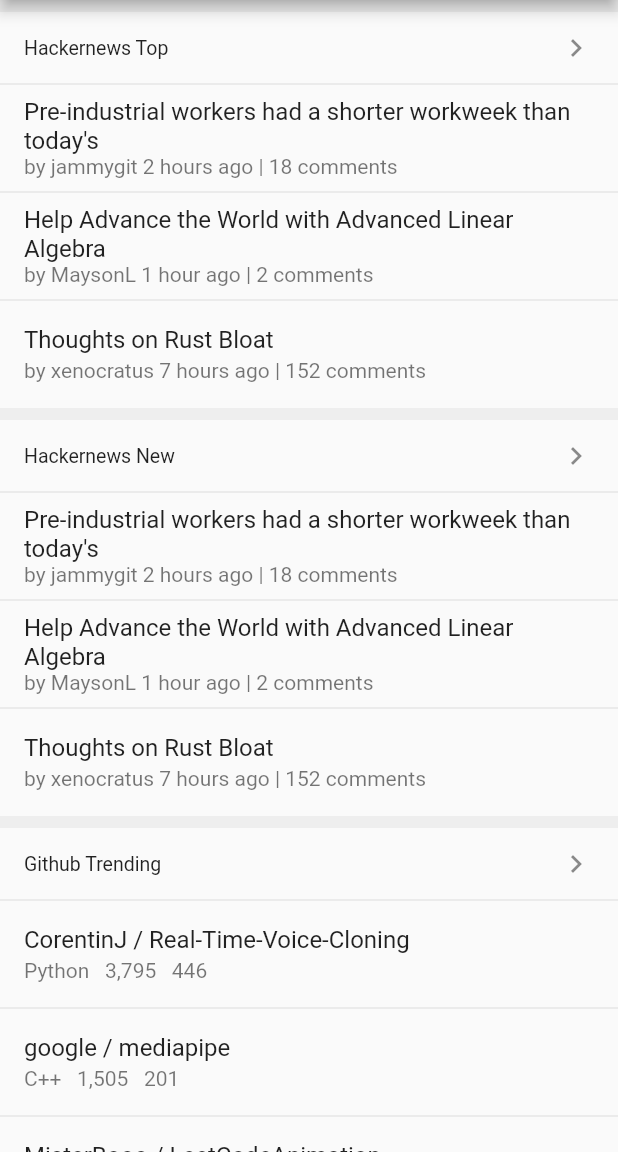
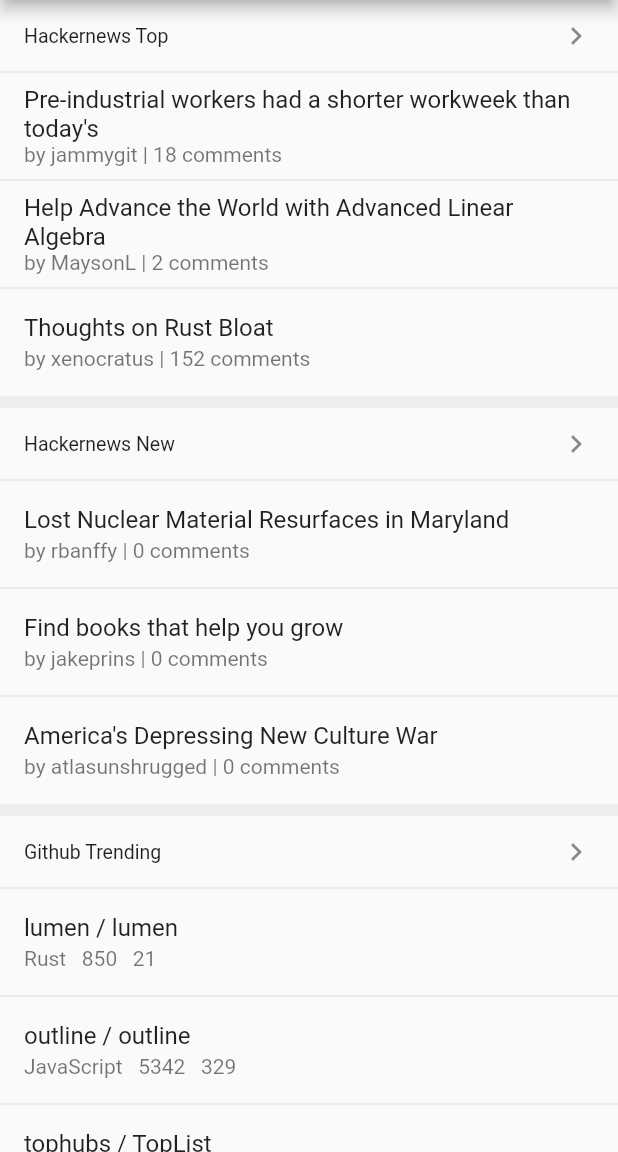
Before and after one commit to Rjiegit/gitme, a Flutter app: the MainPage screen opened by its route, on a phone screen of 412 x 824 dp, the part 84-1236 px from its top. Run offline on Flutter 3.47's test engine with Material 2 defaults, Android fonts, the phone set to English and light mode, and no system bars; our stand-ins replace flutter_progress_hud.

Commit message:
Refactor home page

```diff
--- a/lib/pages/home.dart
+++ b/lib/pages/home.dart
@@ -116,19 +116,92 @@ class MainPage extends StatelessWidget {
 }
 
 // 首頁
-class HomePage extends StatelessWidget {
+class HomePage extends StatefulWidget {
+  @override
+  _HomePageState createState() => _HomePageState();
+}
+
+class _HomePageState extends State<HomePage> {
+  final List hnTops = [
+    {
+      "by": "jammygit",
+      "descendants": 18,
+      "title": "Pre-industrial workers had a shorter workweek than today's",
+    },
+    {
+      "by": "MaysonL",
+      "descendants": 2,
+      "title": "Help Advance the World with Advanced Linear Algebra",
+    },
+    {
+      "by": "xenocratus",
+      "descendants": 152,
+      "title": "Thoughts on Rust Bloat",
+    },
+  ];
+
+  final List hnNews = [
+    {
+      "by": "rbanffy",
+      "descendants": 0,
+      "title": "Lost Nuclear Material Resurfaces in Maryland",
+    },
+    {
+      "by": "jakeprins",
+      "descendants": 0,
+      "title": "Find books that help you grow",
+    },
+    {
+      "by": "atlasunshrugged",
+      "descendants": 0,
+      "title": "America's Depressing New Culture War",
+    },
+  ];
+
+  final List ghTrends = [
+    {
+      "author": "lumen",
+      "name": "lumen",
+      "avatar": "https://github.com/lumen.png",
+      "url": "https://github.com/lumen/lumen",
+      "description":
+          "An alternative BEAM implementation, designed for WebAssembly",
+      "language": "Rust",
+      "languageColor": "#dea584",
+      "stars": 850,
+      "forks": 21,
+    },
+    {
+      "author": "outline",
+      "name": "outline",
+      "avatar": "https://github.com/outline.png",
+      "url": "https://github.com/outline/outline",
+      "description":
+          "The fastest wiki and knowledge base for growing teams. Beautiful, feature rich, markdown compatible and open source.",
+      "language": "JavaScript",
+      "languageColor": "#f1e05a",
+      "stars": 5342,
+      "forks": 329,
+    },
+    {
+      "author": "tophubs",
+      "name": "TopList",
+      "avatar": "https://github.com/tophubs.png",
+      "url": "https://github.com/tophubs/TopList",
+      "description":
+          "今日热榜，一个获取各大热门网站热门头条的聚合网站，使用Go语言编写，多协程异步快速抓取信息，预览:https://www.printf520.com/hot.html",
+      "language": "Go",
+      "languageColor": "#00ADD8",
+      "stars": 1960,
+      "forks": 332,
+    }
+  ];
+
   @override
   Widget build(BuildContext context) {
-    return Container(
+    return RefreshIndicator(
       child: ListView(
         children: <Widget>[
-          Container(
-            child: Divider(
-              height: 8.0,
-              color: Colors.grey[200],
-            ),
-            color: Colors.grey[200],
-          ),
           ListTile(
             dense: true,
             title: Text("Hackernews Top"),
@@ -138,28 +211,7 @@ class HomePage extends StatelessWidget {
           Divider(
             height: 0.0,
           ),
-          ListTile(
-            title: Text(
-                "Pre-industrial workers had a shorter workweek than today's"),
-            subtitle: Text("by jammygit 2 hours ago | 18 comments"),
-            onTap: () {},
-          ),
-          Divider(
-            height: 0.0,
-          ),
-          ListTile(
-            title: Text("Help Advance the World with Advanced Linear Algebra"),
-            subtitle: Text("by MaysonL 1 hour ago | 2 comments"),
-            onTap: () {},
-          ),
-          Divider(
-            height: 0.0,
-          ),
-          ListTile(
-            title: Text("Thoughts on Rust Bloat"),
-            subtitle: Text("by xenocratus 7 hours ago | 152 comments"),
-            onTap: () {},
-          ),
+          ...buildHNTopStories(context),
           Container(
             child: Divider(
               height: 8.0,
@@ -176,28 +228,7 @@ class HomePage extends StatelessWidget {
           Divider(
             height: 0.0,
           ),
-          ListTile(
-            title: Text(
-                "Pre-industrial workers had a shorter workweek than today's"),
-            subtitle: Text("by jammygit 2 hours ago | 18 comments"),
-            onTap: () {},
-          ),
-          Divider(
-            height: 0.0,
-          ),
-          ListTile(
-            title: Text("Help Advance the World with Advanced Linear Algebra"),
-            subtitle: Text("by MaysonL 1 hour ago | 2 comments"),
-            onTap: () {},
-          ),
-          Divider(
-            height: 0.0,
-          ),
-          ListTile(
-            title: Text("Thoughts on Rust Bloat"),
-            subtitle: Text("by xenocratus 7 hours ago | 152 comments"),
-            onTap: () {},
-          ),
+          ...buildHNNewStories(context),
           Container(
             child: Divider(
               height: 8.0,
@@ -214,29 +245,54 @@ class HomePage extends StatelessWidget {
           Divider(
             height: 0.0,
           ),
-          ListTile(
-            title: Text("CorentinJ / Real-Time-Voice-Cloning"),
-            subtitle: Text("Python   3,795   446"),
-            onTap: () {},
-          ),
-          Divider(
-            height: 0.0,
-          ),
-          ListTile(
-            title: Text("google / mediapipe"),
-            subtitle: Text("C++   1,505   201"),
-            onTap: () {},
-          ),
-          Divider(
-            height: 0.0,
-          ),
-          ListTile(
-            title: Text("MisterBooo / LeetCodeAnimation"),
-            subtitle: Text("Java   38,443   6,483"),
-            onTap: () {},
-          ),
+          ...buildGHTrends(context),
         ],
       ),
+      onRefresh: () {
+        return Future.delayed(Duration(seconds: 1));
+      },
     );
   }
+
+  buildHNTopStories(BuildContext context) {
+    return ListTile.divideTiles(
+            context: context,
+            tiles: hnTops.map((story) {
+              return ListTile(
+                title: Text(story["title"]),
+                subtitle: Text(
+                    "by ${story["by"]} | ${story["descendants"]} comments"),
+                onTap: () {},
+              );
+            }).toList())
+        .toList();
+  }
+
+  buildHNNewStories(BuildContext context) {
+    return ListTile.divideTiles(
+            context: context,
+            tiles: hnNews.map((story) {
+              return ListTile(
+                title: Text(story["title"]),
+                subtitle: Text(
+                    "by ${story["by"]} | ${story["descendants"]} comments"),
+                onTap: () {},
+              );
+            }).toList())
+        .toList();
+  }
+
+  buildGHTrends(BuildContext context) {
+    return ListTile.divideTiles(
+            context: context,
+            tiles: ghTrends.map((repo) {
+              return ListTile(
+                title: Text("${repo["author"]} / ${repo["name"]}"),
+                subtitle: Text(
+                    "${repo["language"]}   ${repo["stars"]}   ${repo["forks"]}"),
+                onTap: () {},
+              );
+            }).toList())
+        .toList();
+  }
 }
```
